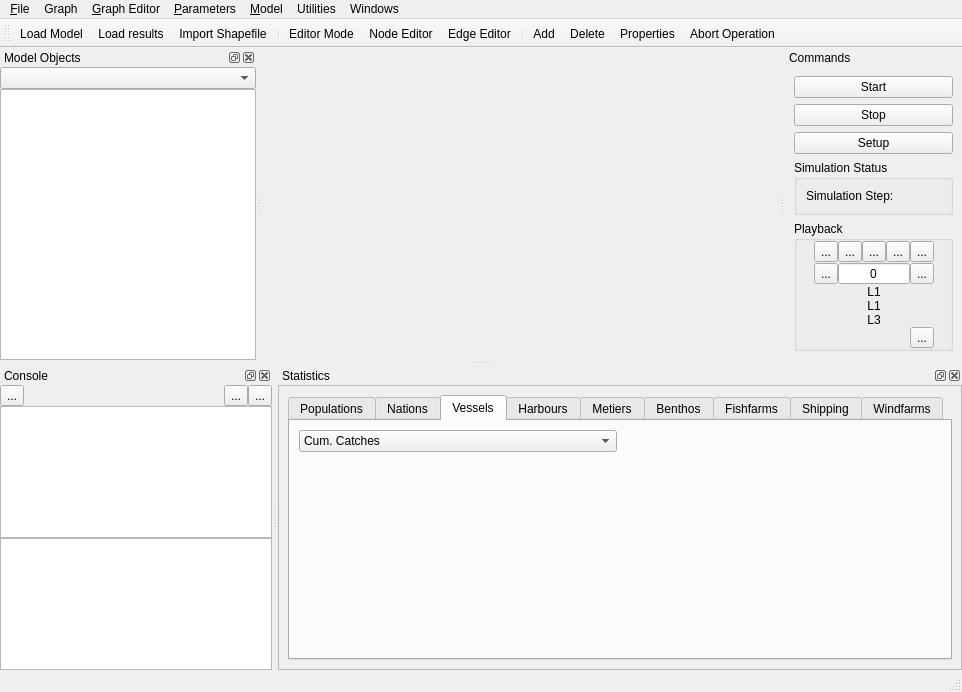
Old version of the form qtgui/mainwindow.ui in the repository frabas/DISPLACE_GUI.
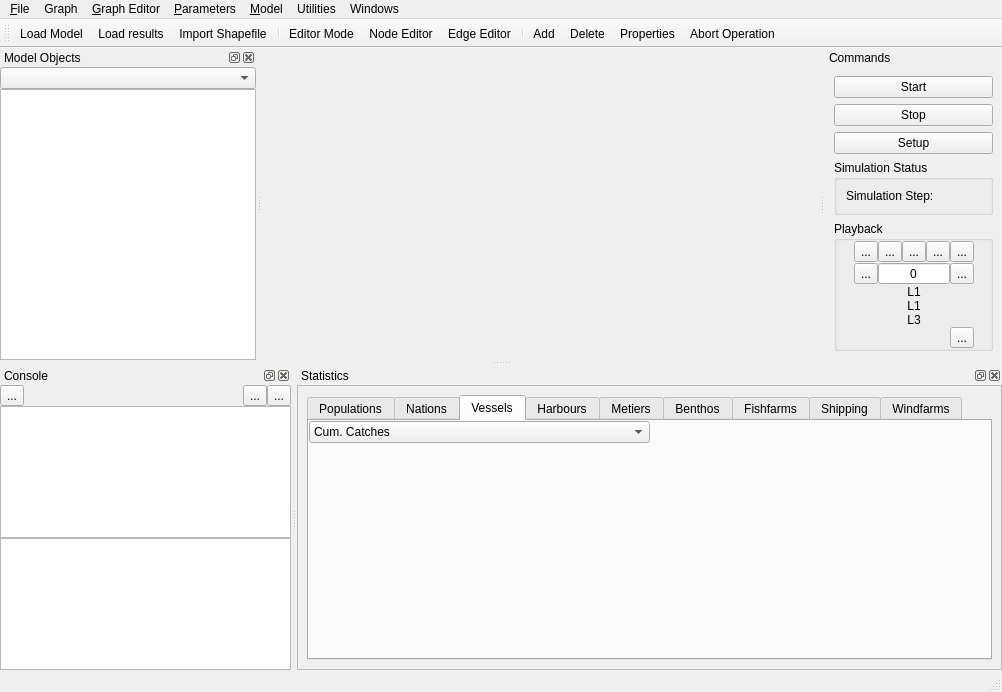
New version of the form. The open tabs and pages were chosen to show the change. Icons and pictures are not drawn. Custom widgets are drawn as their Qt base class.

What changed in the file:
```diff
--- a/qtgui/mainwindow.ui
+++ b/qtgui/mainwindow.ui
@@ -6,7 +6,7 @@
    <rect>
     <x>0</x>
     <y>0</y>
-    <width>962</width>
+    <width>1002</width>
     <height>692</height>
    </rect>
   </property>
@@ -38,8 +38,8 @@
     <rect>
      <x>0</x>
      <y>0</y>
-     <width>962</width>
-     <height>21</height>
+     <width>1002</width>
+     <height>22</height>
     </rect>
    </property>
    <widget class="QMenu" name="menu_Model">
@@ -621,6 +621,21 @@
             <string>Vessels</string>
            </attribute>
            <layout class="QGridLayout" name="gridLayout_6">
+            <property name="leftMargin">
+             <number>0</number>
+            </property>
+            <property name="topMargin">
+             <number>0</number>
+            </property>
+            <property name="rightMargin">
+             <number>0</number>
+            </property>
+            <property name="bottomMargin">
+             <number>0</number>
+            </property>
+            <property name="spacing">
+             <number>0</number>
+            </property>
             <item row="0" column="0">
              <widget class="QComboBox" name="vesselsStatsSelector">
               <property name="sizePolicy">
```
Left out of the diff: 2 changed lines with no effect on the pictures.
